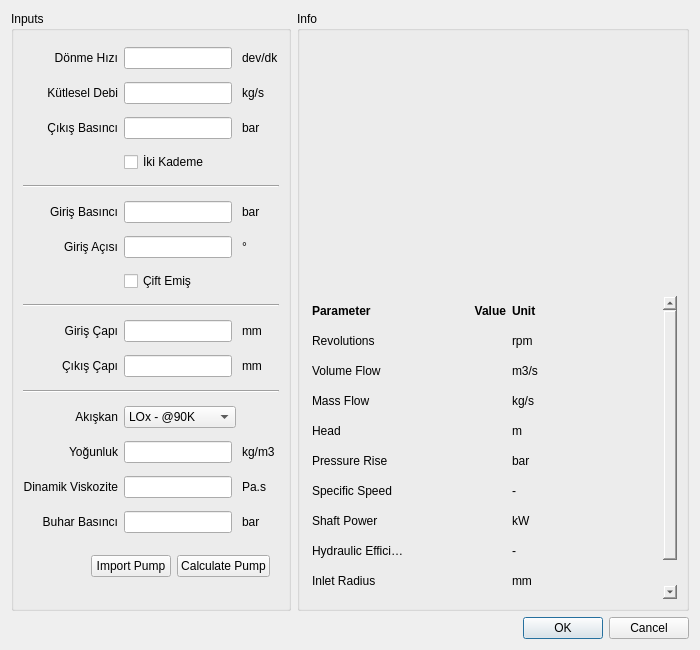
batuhanKrgl/tpdao_pumpforge, file resource/PoTa-Setup.ui: the form before one commit.
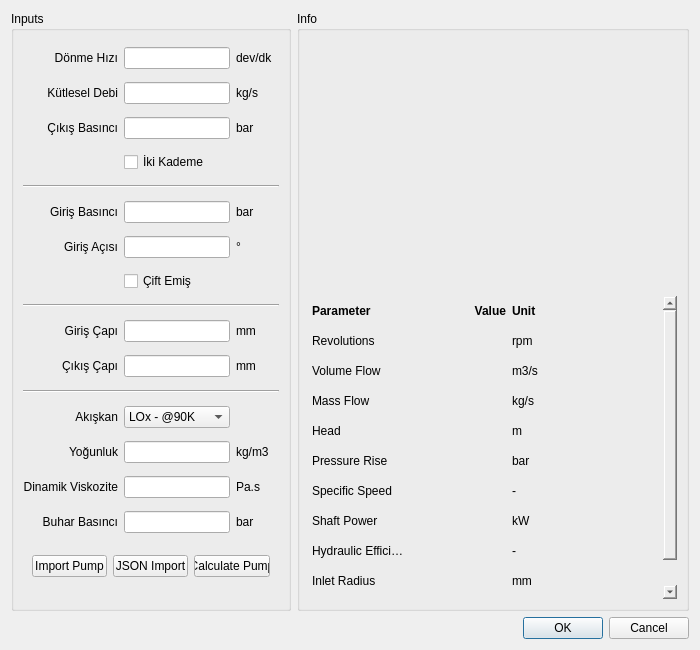
The form after the commit.

Commit message: Add JSON import to PoTA pump setup

Patch:
```diff
--- a/resource/PoTa-Setup.ui
+++ b/resource/PoTa-Setup.ui
@@ -86,6 +86,16 @@
                                         </spacer>
                                     </item>
                                     <item row="0" column="2">
+                                        <widget class="QPushButton" name="pushButton_import_json">
+                                            <property name="toolTip">
+                                                <string>Load pump inputs from a JSON file and fill the form</string>
+                                            </property>
+                                            <property name="text">
+                                                <string>JSON Import</string>
+                                            </property>
+                                        </widget>
+                                    </item>
+                                    <item row="0" column="3">
                                         <widget class="QPushButton" name="pushButton_calculate">
                                             <property name="text">
                                                 <string>Calculate Pump</string>
```
The commit also changes 1 other file.
